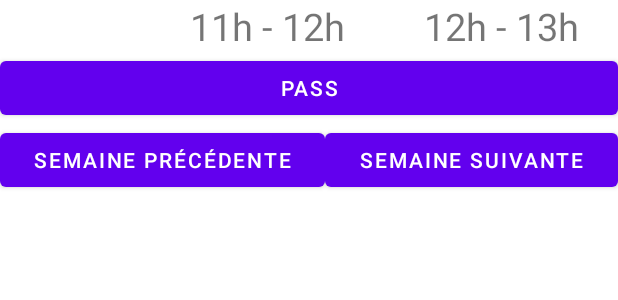
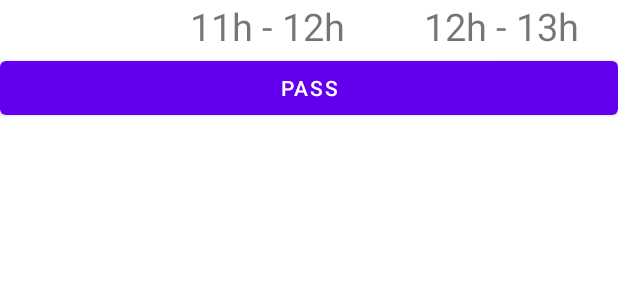
Before and after one commit to Azerthias/bigbrother, an Android app: the layout midi.xml on its own in the app's theme, with its tools: preview values and no code run, on a phone screen of 412 x 824 dp. Shown: the top 300 px of the screen. Run offline under Robolectric (Android 15) with nearby library versions, the phone set to English and light mode, and no system bars.

Commit message:
suppr semaines

```diff
--- a/app/src/main/res/layout/midi.xml
+++ b/app/src/main/res/layout/midi.xml
@@ -38,25 +38,7 @@
         android:layout_height="wrap_content"
         android:text="Pass" />
 
-    <LinearLayout
-        android:layout_width="match_parent"
-        android:layout_height="match_parent"
-        android:orientation="horizontal">
 
-        <Button
-            android:id="@+id/bSemainePre"
-            android:layout_width="wrap_content"
-            android:layout_height="wrap_content"
-            android:layout_weight="0.5"
-            android:text="Semaine précédente" />
-
-        <Button
-            android:id="@+id/bSemaineSuiv"
-            android:layout_width="wrap_content"
-            android:layout_height="wrap_content"
-            android:layout_weight="0.5"
-            android:text="Semaine suivante" />
-    </LinearLayout>
 
 
 </LinearLayout>
```
